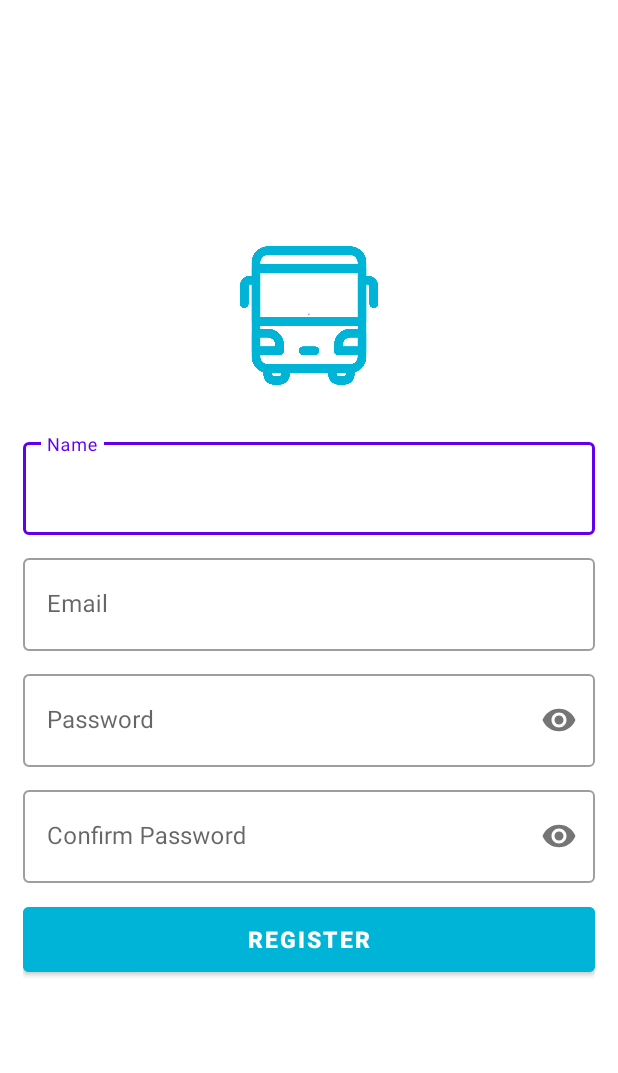
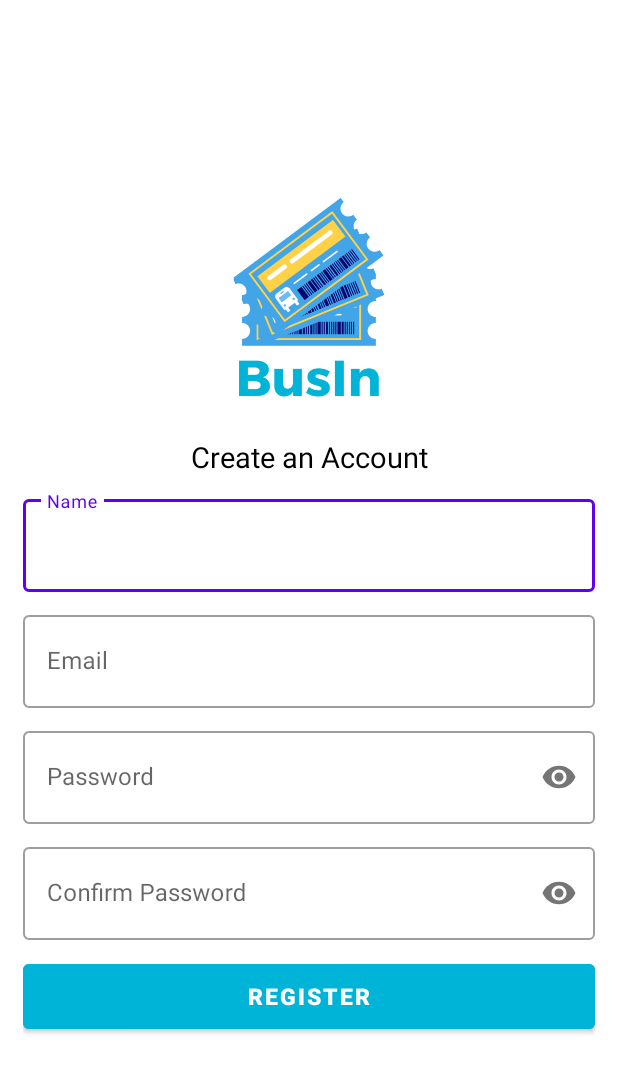
Before and after one commit to edwardardian/BusIn-App, an Android app: the layout activity_register.xml on its own in the app's theme, with its tools: preview values and no code run, on a phone screen of 412 x 824 dp. Shown: the top 1073 px of the screen. Run offline under Robolectric (Android 15) with nearby library versions, the phone set to English and light mode, and no system bars.

Commit message:
new logo added

```diff
--- a/app/src/main/res/layout/activity_register.xml
+++ b/app/src/main/res/layout/activity_register.xml
@@ -19,11 +19,20 @@
             android:orientation="vertical">
 
             <ImageView
-                android:layout_width="100dp"
-                android:layout_height="100dp"
-                android:layout_marginBottom="30dp"
+                android:layout_width="174dp"
+                android:layout_height="160dp"
                 android:layout_gravity="center"
-                android:src="@drawable/bus_logo"/>
+                android:layout_marginBottom="10dp"
+                android:src="@drawable/logo" />
+
+            <TextView
+                android:layout_width="match_parent"
+                android:layout_height="match_parent"
+                android:text="Create an Account"
+                android:gravity="center"
+                android:textSize="19dp"
+                android:textColor="@color/black"
+                android:layout_marginBottom="10dp"/>
 
             <ProgressBar
                 android:id="@+id/progress"
```
Also changed, not shown: app/src/main/res/layout/activity_login.xml (+14 -3 lines), app/src/main/res/drawable/logo.png (added).
